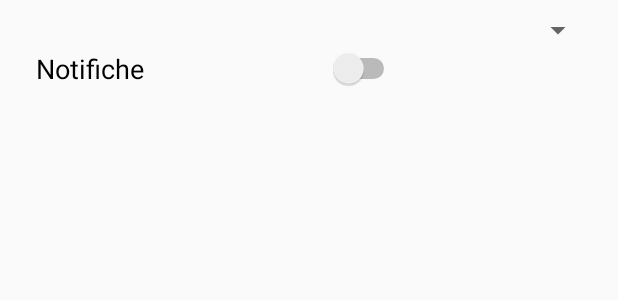
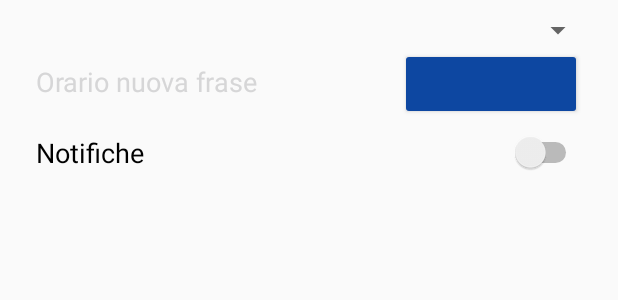
Before and after one commit to DanieleBelfiore/TiramiSu, an Android app: the layout fragment_settings.xml on its own in the app's theme, with its tools: preview values and no code run, on a phone screen of 412 x 824 dp. Shown: the top 300 px of the screen. Run offline under Robolectric (Android 15) with nearby library versions, the phone set to English and light mode, and no system bars.

```diff
--- a/app/src/main/java/com/dreamingbetter/tiramisu/utils/Helper.java
+++ b/app/src/main/java/com/dreamingbetter/tiramisu/utils/Helper.java
@@ -62,8 +62,6 @@ public class Helper {
     public static ContentRead updateQuote(Context context) {
         final AppDatabase database = Room.databaseBuilder(context, AppDatabase.class, "db").allowMainThreadQueries().build();
 
-        long now = System.currentTimeMillis();
-
         String[] uidRead = database.contentReadDao().getAllIds();
         List<Content> contentsNotRead = database.contentDao().getAllNotRead(uidRead);
 
@@ -76,6 +74,8 @@ public class Helper {
         int index = getRandomNumberInRange(0, contentsNotRead.size() - 1);
 
         Content content = contentsNotRead.get(index);
+
+        long now = System.currentTimeMillis();
 
         Hawk.put("content", content);
         Hawk.put("timestamp", now);
--- a/app/src/main/res/drawable/ic_share_grey_24dp.xml
+++ /dev/null
@@ -1,5 +0,0 @@
-<vector android:height="24dp" android:tint="#808080"
-    android:viewportHeight="24.0" android:viewportWidth="24.0"
-    android:width="24dp" xmlns:android="http://schemas.android.com/apk/res/android">
-    <path android:fillColor="#FF000000" android:pathData="M18,16.08c-0.76,0 -1.44,0.3 -1.96,0.77L8.91,12.7c0.05,-0.23 0.09,-0.46 0.09,-0.7s-0.04,-0.47 -0.09,-0.7l7.05,-4.11c0.54,0.5 1.25,0.81 2.04,0.81 1.66,0 3,-1.34 3,-3s-1.34,-3 -3,-3 -3,1.34 -3,3c0,0.24 0.04,0.47 0.09,0.7L8.04,9.81C7.5,9.31 6.79,9 6,9c-1.66,0 -3,1.34 -3,3s1.34,3 3,3c0.79,0 1.5,-0.31 2.04,-0.81l7.12,4.16c-0.05,0.21 -0.08,0.43 -0.08,0.65 0,1.61 1.31,2.92 2.92,2.92 1.61,0 2.92,-1.31 2.92,-2.92s-1.31,-2.92 -2.92,-2.92z"/>
-</vector>
--- a/app/src/main/res/layout/fragment_settings.xml
+++ b/app/src/main/res/layout/fragment_settings.xml
@@ -15,7 +15,7 @@
         tools:context=".ui.settings.SettingsFragment">
 
         <Spinner
-            android:id="@+id/spinnerLanguage"
+            android:id="@+id/spinner_language"
             android:layout_width="match_parent"
             android:layout_height="wrap_content"
             android:layout_marginLeft="8dp"
@@ -26,30 +26,38 @@
             android:layout_height="wrap_content"
             android:layout_marginLeft="16dp"
             android:layout_marginRight="16dp"
-            android:orientation="horizontal"
-            android:weightSum="3">
+            android:orientation="horizontal">
 
-            <Switch
-                android:id="@+id/switch_notifications"
+            <TextView
+                android:id="@+id/new_quote_time_text"
                 android:layout_width="0dp"
                 android:layout_height="wrap_content"
                 android:layout_weight="2"
-                android:text="@string/notifications"
-                android:textSize="18sp" />
+                android:textSize="18sp"
+                android:textColor="@color/material_light_black"
+                android:text="@string/new_quote_time" />
 
             <Button
-                android:id="@+id/notificationTimeButton"
+                android:id="@+id/new_quote_time_button"
                 android:layout_width="0dp"
                 android:layout_height="wrap_content"
                 android:layout_weight="1"
                 android:gravity="center"
                 android:textColor="@color/material_light_white"
-                android:text="@string/fa_clock"
                 app:fontFamily="@font/fa_regular"
-                app:backgroundTint="@color/colorPrimary"
-                android:visibility="gone" />
+                app:backgroundTint="@color/colorPrimary" />
 
         </LinearLayout>
+
+        <Switch
+            android:id="@+id/switch_notifications"
+            android:layout_width="match_parent"
+            android:layout_height="wrap_content"
+            android:layout_marginTop="8dp"
+            android:layout_marginLeft="16dp"
+            android:layout_marginRight="16dp"
+            android:text="@string/notifications"
+            android:textSize="18sp" />
 
     </LinearLayout>
 
--- a/app/src/main/res/values/strings.xml
+++ b/app/src/main/res/values/strings.xml
@@ -21,4 +21,5 @@
     <string name="removed_from_favorite">Rimossa dai preferiti</string>
     <string name="italian">Italiano</string>
     <string name="english">Inglese</string>
+    <string name="new_quote_time">Orario nuova frase</string>
 </resources>
```
Also changed, not shown: app/src/main/java/com/dreamingbetter/tiramisu/MainActivity.java (+20 -6 lines), app/src/main/java/com/dreamingbetter/tiramisu/ui/home/HomeFragment.java (+4 -4 lines), app/src/main/java/com/dreamingbetter/tiramisu/ui/settings/SettingsFragment.java (+14 -16 lines), app/src/main/res/drawable/ic_card_giftcard_black_24dp.xml (deleted, +0 -9 lines), app/src/main/res/drawable/ic_dashboard_black_24dp.xml (deleted, +0 -9 lines), app/src/main/res/drawable/ic_notifications_black_24dp.xml (deleted, +0 -9 lines), app/src/main/res/layout/fragment_favorite.xml (+10 -4 lines), app/src/main/res/layout/fragment_home.xml (+4 -4 lines), app/src/main/res/font/indie_flower_regular.ttf (deleted), 1 other file.
